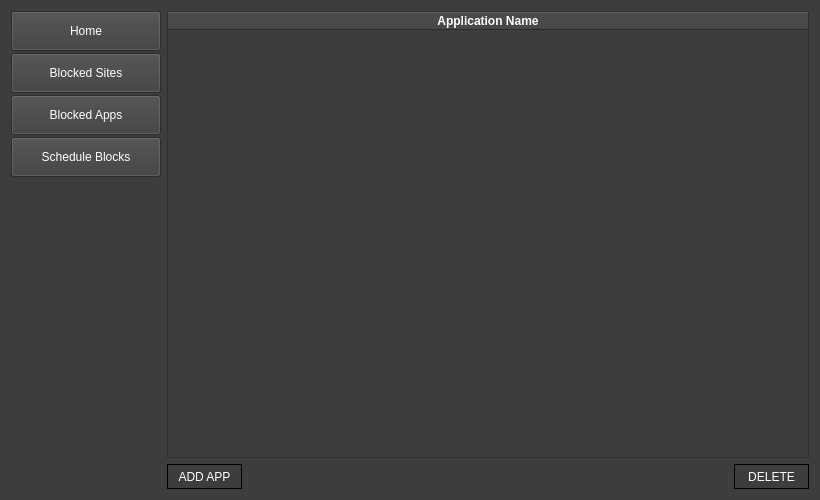
First picture: the form in ui/blockedapps.ui, repository HowePersonal/DistractionBlocker, before the edit.
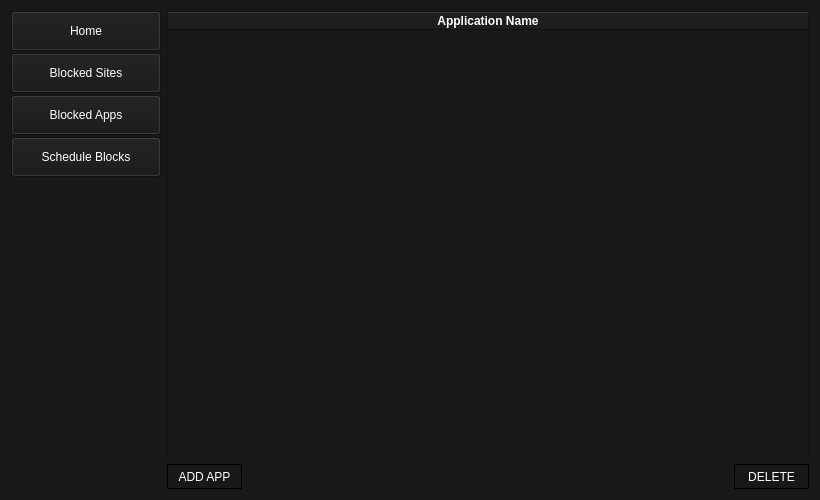
Second picture: the form after the edit.

Patch:
```diff
--- a/ui/blockedapps.ui
+++ b/ui/blockedapps.ui
@@ -20,7 +20,7 @@
    <string>Distraction Blocker</string>
   </property>
   <property name="styleSheet">
-   <string notr="true">background-color:rgb(61,61,61);</string>
+   <string notr="true">background-color:rgb(24,24,24);</string>
   </property>
   <layout class="QGridLayout" name="gridLayout">
    <item row="0" column="0">
@@ -156,7 +156,7 @@
 }
 
 QHeaderView::section {
-	background-color: rgb(61,61,61);
+	background-color: rgb(24,24,24);
 	color: white;
 }
 
```
